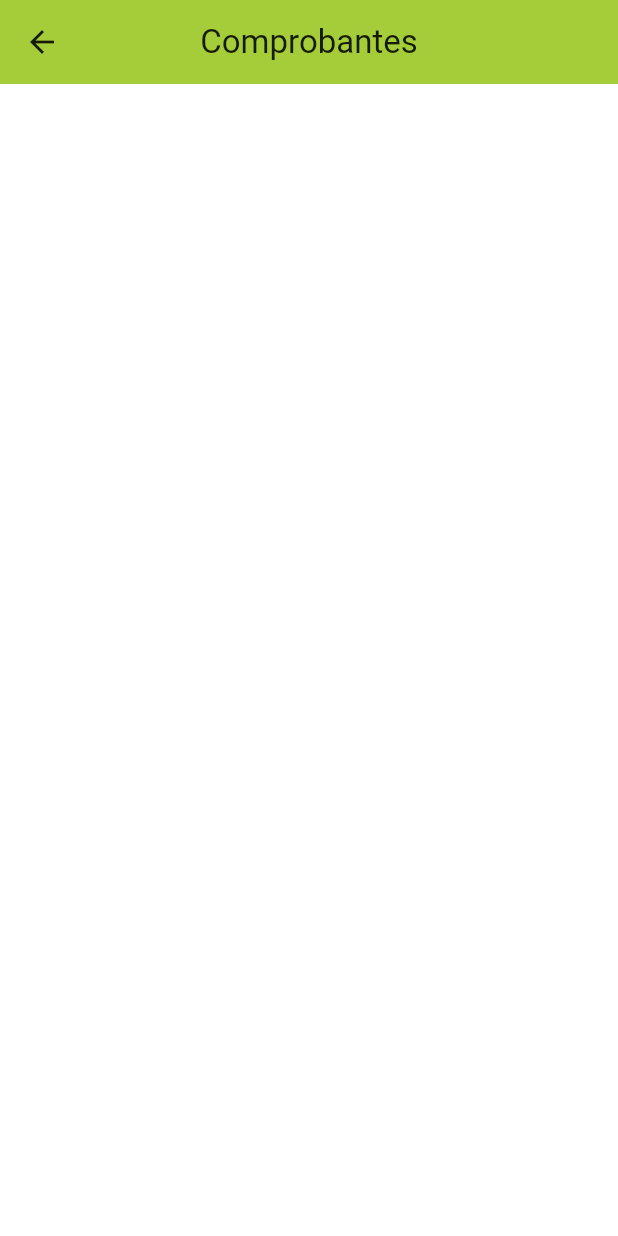
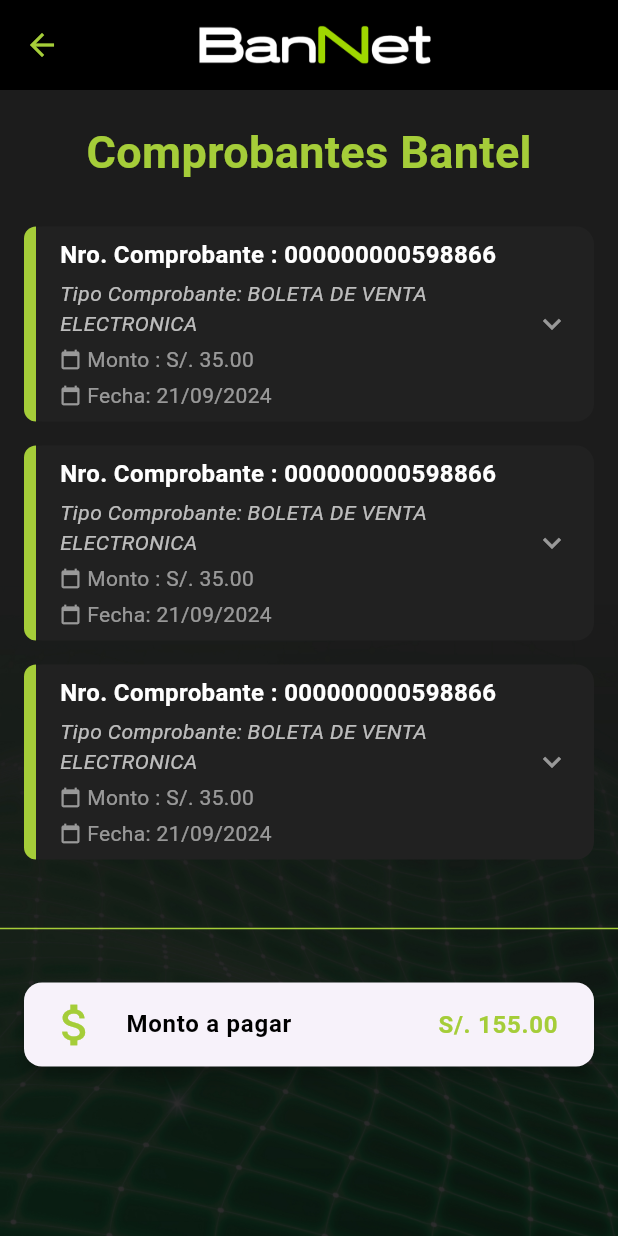
Before and after one commit to StefanoCarreraa/bannet_movil_t, a Flutter app: the ComprobanteScreen screen opened directly, on a phone screen of 412 x 824 dp. Run offline on Flutter 3.47's test engine with Material 3 defaults, Android fonts, the phone set to English and light mode, and no system bars; our stand-ins replace fl_chart, font_awesome_flutter.

Commit message:
comprobante y lista de recibos

```diff
--- a/lib/src/View/Comprobante/ComprobanteScreen.dart
+++ b/lib/src/View/Comprobante/ComprobanteScreen.dart
@@ -1,9 +1,9 @@
+import 'package:bannet_movil_t/src/widget/TaskCardWidget.dart';
 import 'package:flutter/material.dart';
 
 class ComprobanteScreen extends StatelessWidget {
   final Color verdeLima = Color(0xFFA5CD39);
-  final Color grisFondo = Color(0xFFF5F5F5);
-  final Color grisOscuro = Color(0xFF333333);
+  final Color blanco = Color(0xFFFFFFFF);
   final Color negro = Color(0xFF000000);
 
   ComprobanteScreen({super.key});
@@ -11,13 +11,121 @@
   @override
   Widget build(BuildContext context) {
     return Scaffold(
-      backgroundColor: Color(0xFFFFFFFF), // Fondo blanco
+      backgroundColor: blanco, // Fondo blanco
       appBar: AppBar(
-        title:
-            Text('Comprobantes', style: TextStyle(color: Colors.black87)),
-        backgroundColor: verdeLima, // Verde lima
+        title: Center(
+          child: Image.asset(
+            'assets/images/logo_bannet_1.png',
+            height: 30,
+          ),
+        ),
+        toolbarHeight: 60,
+        actions: [
+          IconButton(
+            onPressed: () {},
+            icon: Icon(Icons.refresh, color: negro),
+          ),
+        ],
+        backgroundColor: negro,
         centerTitle: true,
-        iconTheme: IconThemeData(color: Colors.black87),
+        iconTheme: IconThemeData(color: verdeLima),
+      ),
+      body: Container(
+        constraints:
+            BoxConstraints.expand(), // Ocupa todo el espacio disponible
+
+        decoration: BoxDecoration(
+          image: DecorationImage(
+            image: AssetImage(
+                'assets/images/Bannet_Fond.jpg'), // Reemplaza con tu imagen
+            fit: BoxFit.cover,
+          ),
+          color: Color(0xFF000000),
+        ),
+        child: SingleChildScrollView(
+          child: Column(
+            crossAxisAlignment: CrossAxisAlignment.start,
+            children: [
+              SizedBox(
+                height: 20,
+              ),
+              Center(
+                child: Text(
+                  "Comprobantes Bantel",
+                  style: TextStyle(
+                      color: verdeLima,
+                      fontSize: 30,
+                      fontWeight: FontWeight.w700),
+                ),
+              ),
+              SizedBox(
+                height: 20,
+              ),
+              TaskCardWidget(
+                  titulo: 'Nro. Comprobante : 000000000598866',
+                  subtitulo: 'Tipo Comprobante: BOLETA DE VENTA ELECTRONICA',
+                  // periodo: 'Periodo: 2025-ENERO',
+                  fecha: 'Fecha: 21/09/2024',
+                  precio: 'Monto : S/. 35.00',
+                  color: verdeLima,
+                  isCompleted: false),
+              TaskCardWidget(
+                  titulo: 'Nro. Comprobante : 000000000598866',
+                  subtitulo: 'Tipo Comprobante: BOLETA DE VENTA ELECTRONICA',
+                  // periodo: 'Periodo: 2025-ENERO',
+                  fecha: 'Fecha: 21/09/2024',
+                  precio: 'Monto : S/. 35.00',
+                  color: verdeLima,
+                  isCompleted: false),
+              TaskCardWidget(
+                  titulo: 'Nro. Comprobante : 000000000598866',
+                  subtitulo: 'Tipo Comprobante: BOLETA DE VENTA ELECTRONICA',
+                  // periodo: 'Periodo: 2025-ENERO',
+                  fecha: 'Fecha: 21/09/2024',
+                  precio: 'Monto : S/. 35.00',
+                  color: verdeLima,
+                  isCompleted: false),
+              SizedBox(height: 30),
+              Divider(
+                color: verdeLima,
+                thickness: 1,
+              ),
+              SizedBox(height: 20),
+              _buildMontoPagarCard(
+                titulo: "Monto a pagar",
+                monto: "S/. 155.00",
+              ),
+            ],
+          ),
+        ),
+      ),
+    );
+  }
+
+  Widget _buildMontoPagarCard({required String titulo, required String monto}) {
+    return Card(
+      margin: EdgeInsets.symmetric(horizontal: 16, vertical: 8),
+      elevation: 4,
+      shape: RoundedRectangleBorder(
+        borderRadius: BorderRadius.circular(12),
+      ),
+      child: ListTile(
+        leading: Icon(Icons.attach_money, color: verdeLima, size: 36),
+        title: Text(
+          titulo,
+          style: TextStyle(
+              fontSize: 16, fontWeight: FontWeight.bold, color: negro),
+        ),
+        trailing: Column(
+          mainAxisAlignment: MainAxisAlignment.center,
+          children: [
+            Text(
+              monto,
+              style: TextStyle(
+                  fontSize: 16, fontWeight: FontWeight.bold, color: verdeLima),
+            ),
+          ],
+        ),
       ),
     );
   }
--- a/lib/src/View/Recibo/ListRecibosScreen.dart
+++ b/lib/src/View/Recibo/ListRecibosScreen.dart
@@ -1,6 +1,4 @@
-import 'package:bannet_movil_t/src/View/Home/IndexScreen.dart';
 import 'package:bannet_movil_t/src/widget/TaskCardWidget.dart';
-import 'package:fl_chart/fl_chart.dart';
 import 'package:flutter/material.dart';
 
 class Listrecibosscreen extends StatelessWidget {
@@ -64,24 +62,27 @@
                 height: 20,
               ),
               TaskCardWidget(
-                  titulo:
+                  titulo: 'Nro. Recibo : 000000000598866',
+                  subtitulo:
                       'Plan : INTERNET 400 MBPS + 3 STREAMING PLAN FULL PRIME',
+                  periodo: 'Periodo: 2025-ENERO',
                   precio: 'Monto : S/. 35.00',
-                  fecha: 'Inicio de facturación : 21/08/2024',
                   color: verdeLima,
                   isCompleted: false),
               TaskCardWidget(
-                  titulo:
+                  titulo: 'Nro. Recibo : 000000000598866',
+                  subtitulo:
                       'Plan : INTERNET 400 MBPS + 3 STREAMING PLAN FULL PRIME',
+                  periodo: 'Periodo: 2025-ENERO',
                   precio: 'Monto : S/. 55.00',
-                  fecha: 'Inicio de facturación : 21/08/2024',
                   color: verdeLima,
                   isCompleted: false),
               TaskCardWidget(
-                  titulo:
+                  titulo: 'Nro. Recibo : 000000000598866',
+                  subtitulo:
                       'Plan : INTERNET 400 MBPS + 3 STREAMING PLAN FULL PRIME',
+                  periodo: 'Periodo: 2025-ENERO',
                   precio: 'Monto : S/. 65.00',
-                  fecha: 'Inicio de facturación : 21/08/2024',
                   color: verdeLima,
                   isCompleted: false),
               SizedBox(height: 30),
@@ -101,8 +102,7 @@
     );
   }
 
-  Widget _buildMontoPagarCard(
-      {required String titulo, required String monto}) {
+  Widget _buildMontoPagarCard({required String titulo, required String monto}) {
     return Card(
       margin: EdgeInsets.symmetric(horizontal: 16, vertical: 8),
       elevation: 4,
--- a/lib/src/widget/TaskCardWidget.dart
+++ b/lib/src/widget/TaskCardWidget.dart
@@ -2,19 +2,24 @@
 import 'package:flutter/material.dart';
 
 class TaskCardWidget extends StatefulWidget {
-  final String titulo;
-  final String fecha;
-  final String precio;
-  final Color color;
+  final String? titulo;
+  final String? subtitulo;
+  final String? periodo;
+
+  final String? fecha;
+  final String? precio;
+  final Color? color;
   final bool isCompleted;
 
   const TaskCardWidget({
     super.key,
-    required this.titulo,
-    required this.fecha,
-    required this.precio,
-    required this.color,
+    this.titulo,
+    this.fecha,
+    this.precio,
+    this.color,
     required this.isCompleted,
+    this.subtitulo,
+    this.periodo,
   });
 
   @override
@@ -137,12 +142,35 @@
                     crossAxisAlignment: CrossAxisAlignment.start,
                     children: [
                       Text(
-                        widget.titulo,
+                        widget.titulo!,
                         style: TextStyle(
                             color: Colors.white,
                             fontSize: 16,
                             fontWeight: FontWeight.bold),
                       ),
+                      if (widget.subtitulo != null) ...[
+                        SizedBox(
+                            height: 4), // Espaciado entre el título y subtítulo
+                        Text(
+                          widget.subtitulo!,
+                          style: TextStyle(
+                              color: Colors.white70,
+                              fontSize: 14,
+                              fontStyle: FontStyle.italic),
+                        ),
+                      ],
+                      if (widget.periodo != null) ...[
+                        SizedBox(
+                            height: 4), // Espaciado entre el título y subtítulo
+                        Text(
+                          widget.periodo!,
+                          style: TextStyle(
+                              color: Colors.white70,
+                              fontSize: 14,
+                              fontStyle: FontStyle.italic),
+                        ),
+                      ],
+                      if (widget.precio != null) ...[
                         SizedBox(height: 4),
                         Row(
                           children: [
@@ -150,11 +178,13 @@
                                 size: 14, color: Colors.white54),
                             SizedBox(width: 4),
                             Text(
-                            widget.precio,
+                              widget.precio!,
                               style: TextStyle(color: Colors.white54),
                             ),
                           ],
                         ),
+                      ],
+                      if (widget.fecha != null) ...[
                         SizedBox(height: 4),
                         Row(
                           children: [
@@ -162,11 +192,12 @@
                                 size: 14, color: Colors.white54),
                             SizedBox(width: 4),
                             Text(
-                            widget.fecha,
+                              widget.fecha!,
                               style: TextStyle(color: Colors.white54),
                             ),
                           ],
                         ),
+                      ],
                     ],
                   ),
                 ),
```
Lines whose indentation alone changed are shown as unchanged.
